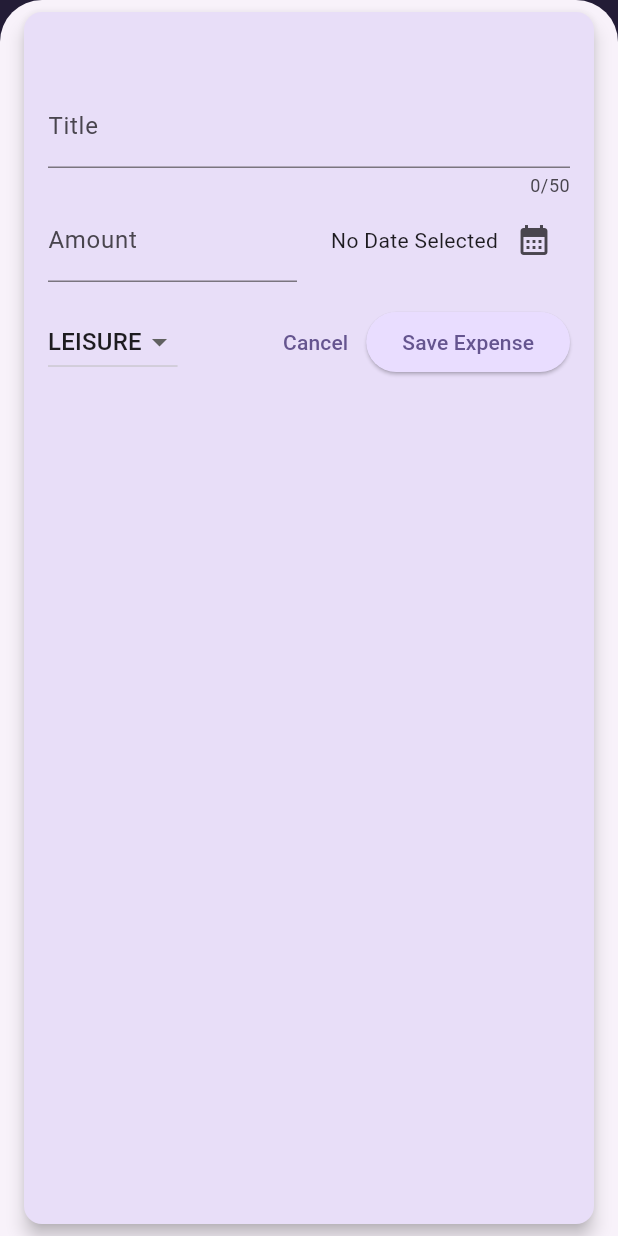
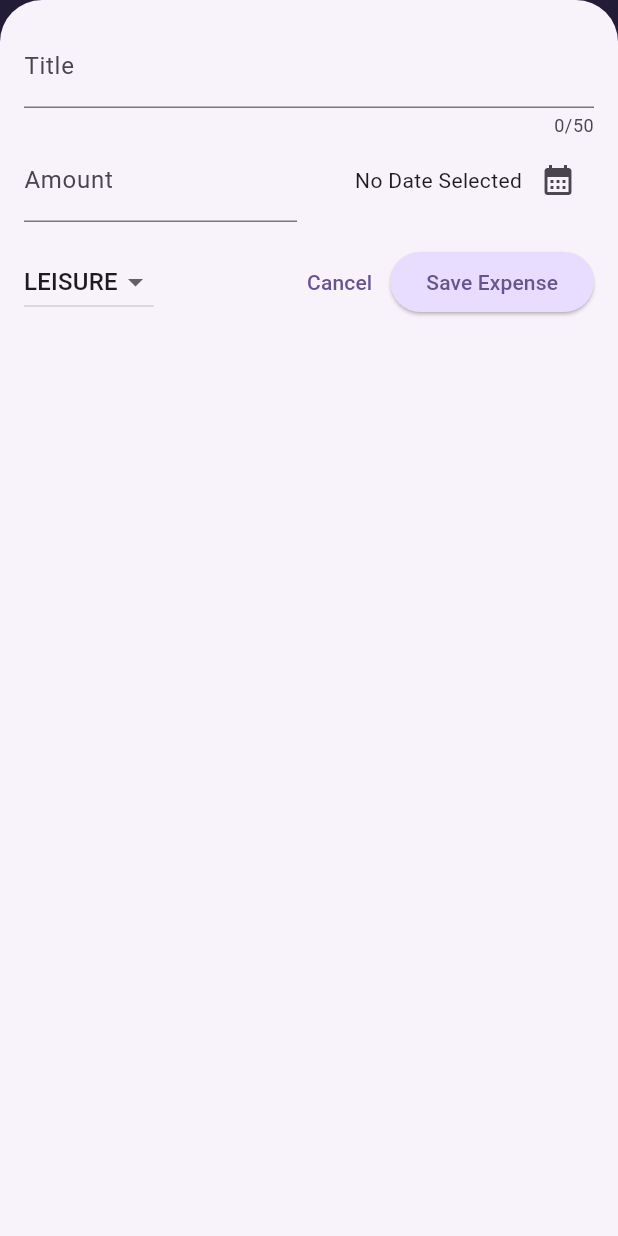
Before and after one commit to LAsurvivor/flutter-dart-app, a Flutter app: the screen it shows after launch, after a tap on the "add" icon, on a phone screen of 412 x 824 dp. Run offline on Flutter 3.47's test engine with Material 3 defaults, Android fonts, the phone set to English and light mode, and no system bars.

Commit message:
lesson 142

```diff
--- a/lib/main.dart
+++ b/lib/main.dart
@@ -1,5 +1,6 @@
 import 'package:first_app/widgets/expenses.dart';
 import 'package:flutter/material.dart';
+// import 'package:flutter/services.dart';
 
 var kColorScheme = ColorScheme.fromSeed(
   seedColor: const Color.fromARGB(255, 96, 59, 181),
@@ -11,6 +12,10 @@ var kDarkColorScheme = ColorScheme.fromSeed(
 );
 
 void main() {
+  // WidgetsFlutterBinding.ensureInitialized();
+  // SystemChrome.setPreferredOrientations([
+  //   DeviceOrientation.portraitUp,
+  // ]).then((fn) {
   runApp(
     MaterialApp(
       darkTheme: ThemeData.dark().copyWith(
@@ -53,4 +58,5 @@ void main() {
       home: const Expenses(),
     ),
   );
+  // });
 }
--- a/lib/widgets/expenses.dart
+++ b/lib/widgets/expenses.dart
@@ -30,6 +30,7 @@ class _ExpensesState extends State<Expenses> {
 
   void _openAddExpenseOverlay() {
     showModalBottomSheet(
+      useSafeArea: true,
       isScrollControlled: true,
       context: context,
       builder: (ctx) => NewExpense(
@@ -61,13 +62,14 @@ class _ExpensesState extends State<Expenses> {
                 _registeredExpenses.insert(expenseIndex, expense);
               });
             },
-        )
-      ),
+          )),
     );
   }
 
   @override
   Widget build(BuildContext context) {
+    final width = MediaQuery.of(context).size.width;
+
     Widget mainContent = const Center(
       child: Text('No expenses found. Start adding some!'),
     );
@@ -89,13 +91,25 @@ class _ExpensesState extends State<Expenses> {
           ),
         ],
       ),
-        body: Column(
+      body: width < 600
+          ? Column(
               children: <Widget>[
                 Chart(expenses: _registeredExpenses),
                 Expanded(
                   child: mainContent,
                 ),
               ],
-        ));
+            )
+          : Row(
+              children: <Widget>[
+                Expanded(
+                  child: Chart(expenses: _registeredExpenses),
+                ),
+                Expanded(
+                  child: mainContent,
+                ),
+              ],
+            ),
+    );
   }
 }
--- a/lib/widgets/new_expense.dart
+++ b/lib/widgets/new_expense.dart
@@ -1,3 +1,6 @@
+import 'dart:io';
+
+import 'package:flutter/cupertino.dart';
 import 'package:flutter/material.dart';
 import 'package:first_app/models/expense.dart';
 
@@ -38,7 +41,26 @@ class _NewExpenseState extends State<NewExpense> {
     final enteredAmount = double.tryParse(_amountController.text);
     final amountIsInvalid = enteredAmount == null || enteredAmount <= 0;
 
-    if (enteredTitle.isEmpty || amountIsInvalid || _selectedDate == null) {
+    void _showDialog() {
+      if (Platform.isIOS) {
+        showCupertinoDialog(
+          context: context,
+          builder: (ctx) => CupertinoAlertDialog(
+            title: const Text('Invalid Input'),
+            content: const Text(
+                'Please make sure a valid title, amount, date and category was entered.'),
+            actions: [
+              CupertinoDialogAction(
+                onPressed: () {
+                  Navigator.pop(ctx);
+                },
+                child: const Text('Okay'),
+              ),
+            ],
+          ),
+        );
+        return;
+      }
       showDialog(
         context: context,
         builder: (ctx) => AlertDialog(
@@ -55,6 +77,10 @@ class _NewExpenseState extends State<NewExpense> {
           ],
         ),
       );
+    }
+
+    if (enteredTitle.isEmpty || amountIsInvalid || _selectedDate == null) {
+      _showDialog();
       return;
     }
 
@@ -79,18 +105,90 @@ class _NewExpenseState extends State<NewExpense> {
 
   @override
   Widget build(BuildContext context) {
-    return Card(
-      elevation: 5,
+    final keyboardSpace = MediaQuery.of(context).viewInsets.bottom;
+    return LayoutBuilder(builder: (ctx, constraints) {
+      final width = constraints.maxWidth;
+
+      return SizedBox(
+        height: double.infinity,
+        child: SingleChildScrollView(
           child: Padding(
-        padding: const EdgeInsets.fromLTRB(16, 48, 16, 16),
+            padding: EdgeInsets.fromLTRB(16, 16, 16, keyboardSpace + 16),
             child: Column(
-          crossAxisAlignment: CrossAxisAlignment.end,
+              crossAxisAlignment: CrossAxisAlignment.start,
               children: <Widget>[
+                if (width >= 600)
+                  Row(
+                    children: [
+                      Expanded(
+                        child: TextField(
+                          maxLength: 50,
+                          decoration: const InputDecoration(labelText: 'Title'),
+                          controller: _titleController,
+                        ),
+                      ),
+                      const SizedBox(width: 24),
+                      Expanded(
+                        child: TextField(
+                          decoration: const InputDecoration(
+                            labelText: 'Amount',
+                            prefixText: '\$ ',
+                          ),
+                          controller: _amountController,
+                          keyboardType: TextInputType.number,
+                        ),
+                      ),
+                    ],
+                  )
+                else
                   TextField(
                     maxLength: 50,
                     decoration: const InputDecoration(labelText: 'Title'),
                     controller: _titleController,
                   ),
+                if (width >= 600)
+                  Row(
+                    children: [
+                      DropdownButton(
+                        value: _selectedCategory,
+                        items: Category.values
+                            .map(
+                              (category) => DropdownMenuItem(
+                                value: category,
+                                child: Text(category.name.toUpperCase()),
+                              ),
+                            )
+                            .toList(),
+                        onChanged: (value) {
+                          setState(() {
+                            if (value == null) {
+                              return;
+                            }
+                            _selectedCategory = value;
+                          });
+                        },
+                      ),
+                      const SizedBox(width: 24),
+                      Expanded(
+                        child: Row(
+                          mainAxisAlignment: MainAxisAlignment.end,
+                          crossAxisAlignment: CrossAxisAlignment.center,
+                          children: [
+                            Text(
+                              _selectedDate == null
+                                  ? 'No Date Selected'
+                                  : formatter.format(_selectedDate!),
+                            ),
+                            IconButton(
+                              icon: const Icon(Icons.calendar_month),
+                              onPressed: _presentDatePicker,
+                            ),
+                          ],
+                        ),
+                      ),
+                    ],
+                  )
+                else
                   Row(
                     children: [
                       Expanded(
@@ -124,6 +222,23 @@ class _NewExpenseState extends State<NewExpense> {
                     ],
                   ),
                 const SizedBox(height: 16),
+                if (width >= 600)
+                  Row(
+                    children: [
+                      const Spacer(),
+                      TextButton(
+                        onPressed: () {
+                          Navigator.pop(context);
+                        },
+                        child: const Text('Cancel'),
+                      ),
+                      ElevatedButton(
+                        onPressed: _submitExpenseData,
+                        child: const Text('Save Expense'),
+                      ),
+                    ],
+                  )
+                else
                   Row(
                     children: [
                       DropdownButton(
@@ -161,6 +276,8 @@ class _NewExpenseState extends State<NewExpense> {
               ],
             ),
           ),
+        ),
       );
+    });
   }
 }
```
Lines whose indentation alone changed are shown as unchanged.
